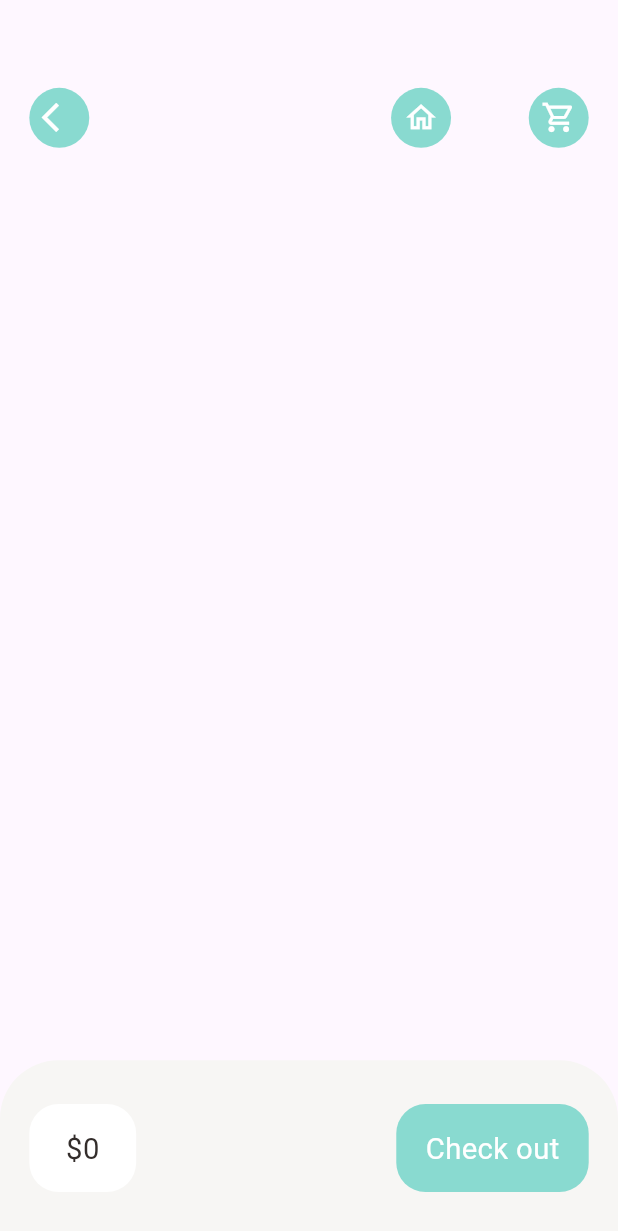
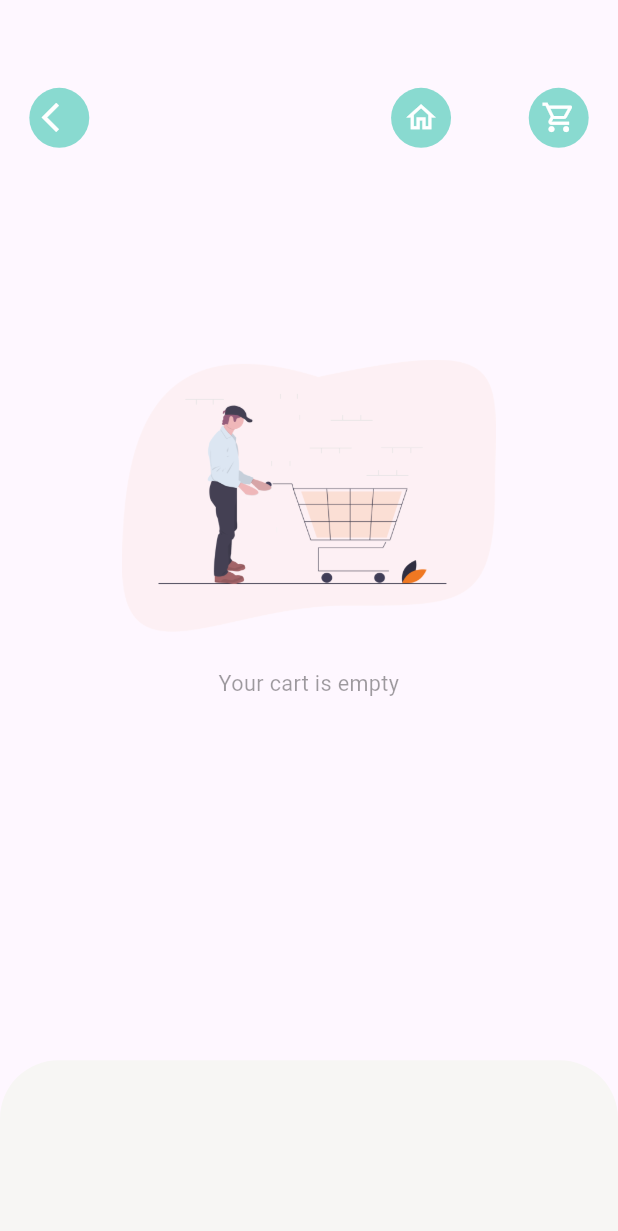
Before and after one commit to rhromets/food_delivery_gj, a Flutter app: the CartPage screen opened by its route, on a phone screen of 412 x 824 dp. Shown: the top 1231 px of the screen. Run offline on Flutter 3.47's test engine with Material 3 defaults, Android fonts, the phone set to English and light mode, and no system bars; our stand-ins replace dots_indicator, get, shared_preferences; accounts and stored records are empty; network calls fail.

Commit message:
fix: add an empty state of cart page

```diff
--- /dev/null
+++ b/lib/base/no_data_page.dart
@@ -0,0 +1,37 @@
+import 'package:flutter/material.dart';
+
+class NoDataPage extends StatelessWidget {
+  final String text;
+  final String imgPath;
+  const NoDataPage({
+    super.key,
+    required this.text,
+    this.imgPath = 'assets/images/empty_cart.png',
+  });
+
+  @override
+  Widget build(BuildContext context) {
+    return Column(
+      mainAxisAlignment: MainAxisAlignment.center,
+      crossAxisAlignment: CrossAxisAlignment.stretch,
+      children: [
+        Image.asset(
+          imgPath,
+          height: MediaQuery.of(context).size.height * 0.22,
+          width: MediaQuery.of(context).size.width * 0.22,
+        ),
+        SizedBox(
+          height: MediaQuery.of(context).size.height * 0.03,
+        ),
+        Text(
+          text,
+          style: TextStyle(
+            fontSize: MediaQuery.of(context).size.height * 0.0175,
+            color: Theme.of(context).disabledColor,
+          ),
+          textAlign: TextAlign.center,
+        ),
+      ],
+    );
+  }
+}
--- a/lib/pages/cart/cart_page.dart
+++ b/lib/pages/cart/cart_page.dart
@@ -1,4 +1,5 @@
 import 'package:flutter/material.dart';
+import 'package:food_delivery_gj/base/no_data_page.dart';
 import 'package:food_delivery_gj/controllers/cart_controller.dart';
 import 'package:food_delivery_gj/controllers/popular_product_controller.dart';
 import 'package:food_delivery_gj/controllers/recommended_product_controller.dart';
@@ -52,7 +53,82 @@ class CartPage extends StatelessWidget {
               ],
             ),
           ),
-          Positioned(
+          GetBuilder<CartController>(
+            builder: (cartController) {
+              return cartController.getItems.isNotEmpty
+                  ? _cartPageBody(context)
+                  : const NoDataPage(text: 'Your cart is empty');
+            },
+          ),
+        ],
+      ),
+      bottomNavigationBar:
+          GetBuilder<CartController>(builder: (cartController) {
+        return Container(
+          height: Dimensions.bottomHeightBar,
+          padding: EdgeInsets.symmetric(
+            vertical: Dimensions.height30,
+            horizontal: Dimensions.width20,
+          ),
+          decoration: BoxDecoration(
+            color: AppColors.buttonBackgroundColor,
+            borderRadius: BorderRadius.only(
+              topLeft: Radius.circular(Dimensions.radius20 * 2),
+              topRight: Radius.circular(Dimensions.radius20 * 2),
+            ),
+          ),
+          child: cartController.getItems.isNotEmpty
+              ? Row(
+                  mainAxisAlignment: MainAxisAlignment.spaceBetween,
+                  children: [
+                    Container(
+                      padding: EdgeInsets.symmetric(
+                        vertical: Dimensions.height10 + 6,
+                        horizontal: Dimensions.width20,
+                      ),
+                      decoration: BoxDecoration(
+                        borderRadius:
+                            BorderRadius.circular(Dimensions.radius20),
+                        color: Colors.white,
+                      ),
+                      child: Row(
+                        children: [
+                          SizedBox(width: Dimensions.width10 / 2),
+                          BigText(text: '\$${cartController.totalAmount}'),
+                          SizedBox(width: Dimensions.width10 / 2),
+                        ],
+                      ),
+                    ),
+                    GestureDetector(
+                      onTap: () {
+                        cartController.addToHistory();
+                      },
+                      child: Container(
+                        padding: EdgeInsets.symmetric(
+                          vertical: Dimensions.height10 + 6,
+                          horizontal: Dimensions.width20,
+                        ),
+                        decoration: BoxDecoration(
+                          borderRadius:
+                              BorderRadius.circular(Dimensions.radius20),
+                          color: AppColors.mainColor,
+                        ),
+                        child: const BigText(
+                          text: 'Check out',
+                          color: Colors.white,
+                        ),
+                      ),
+                    ),
+                  ],
+                )
+              : const SizedBox(),
+        );
+      }),
+    );
+  }
+
+  Positioned _cartPageBody(BuildContext context) {
+    return Positioned(
       top: Dimensions.height20 * 5,
       left: Dimensions.width20,
       right: Dimensions.width20,
@@ -84,8 +160,8 @@ class CartPage extends StatelessWidget {
                                 Get.toNamed(RouteHelper.getPopularFood(
                                     popularIndex, 'cartPage'));
                               } else {
-                                      var recommendedIndex = Get.find<
-                                              RecommendedProductController>()
+                                var recommendedIndex =
+                                    Get.find<RecommendedProductController>()
                                         .recommendedProductList
                                         .indexOf(cartList[index].product!);
                                 if (recommendedIndex < 0) {
@@ -96,8 +172,7 @@ class CartPage extends StatelessWidget {
                                     colorText: Colors.white,
                                   );
                                 } else {
-                                        Get.toNamed(
-                                            RouteHelper.getRecommendedFood(
+                                  Get.toNamed(RouteHelper.getRecommendedFood(
                                       recommendedIndex, 'cart-page'));
                                 }
                               }
@@ -113,8 +188,8 @@ class CartPage extends StatelessWidget {
                                   image: NetworkImage(
                                       '${AppConstants.BASE_URL}${AppConstants.UPLOAD_URL}${cartController.getItems[index].img}'),
                                 ),
-                                      borderRadius: BorderRadius.circular(
-                                          Dimensions.radius20),
+                                borderRadius:
+                                    BorderRadius.circular(Dimensions.radius20),
                                 color: Colors.white,
                               ),
                             ),
@@ -126,8 +201,7 @@ class CartPage extends StatelessWidget {
                             child: SizedBox(
                               height: Dimensions.height20 * 5,
                               child: Column(
-                                      crossAxisAlignment:
-                                          CrossAxisAlignment.start,
+                                crossAxisAlignment: CrossAxisAlignment.start,
                                 mainAxisAlignment:
                                     MainAxisAlignment.spaceEvenly,
                                 children: [
@@ -148,13 +222,11 @@ class CartPage extends StatelessWidget {
                                       ),
                                       Container(
                                         padding: EdgeInsets.symmetric(
-                                                vertical:
-                                                    Dimensions.height10 / 2,
+                                          vertical: Dimensions.height10 / 2,
                                           horizontal: Dimensions.width10,
                                         ),
                                         decoration: BoxDecoration(
-                                                borderRadius:
-                                                    BorderRadius.circular(
+                                          borderRadius: BorderRadius.circular(
                                               Dimensions.radius20),
                                           color: Colors.white,
                                         ),
@@ -163,36 +235,27 @@ class CartPage extends StatelessWidget {
                                             GestureDetector(
                                               onTap: () {
                                                 cartController.addItem(
-                                                          cartList[index]
-                                                              .product!,
+                                                    cartList[index].product!,
                                                     -1);
                                               },
-                                                    child: const Icon(
-                                                        Icons.remove,
-                                                        color: AppColors
-                                                            .singColor),
+                                              child: const Icon(Icons.remove,
+                                                  color: AppColors.singColor),
                                             ),
                                             SizedBox(
-                                                      width:
-                                                          Dimensions.width10 /
-                                                              2),
+                                                width: Dimensions.width10 / 2),
                                             BigText(
                                                 text:
                                                     '${cartList[index].quantity}'),
                                             SizedBox(
-                                                      width:
-                                                          Dimensions.width10 /
-                                                              2),
+                                                width: Dimensions.width10 / 2),
                                             GestureDetector(
                                               onTap: () {
                                                 cartController.addItem(
-                                                          cartList[index]
-                                                              .product!,
+                                                    cartList[index].product!,
                                                     1);
                                               },
                                               child: const Icon(Icons.add,
-                                                        color: AppColors
-                                                            .singColor),
+                                                  color: AppColors.singColor),
                                             ),
                                           ],
                                         ),
@@ -211,67 +274,6 @@ class CartPage extends StatelessWidget {
           ),
         ),
       ),
-          ),
-        ],
-      ),
-      bottomNavigationBar:
-          GetBuilder<CartController>(builder: (cartController) {
-        return Container(
-          height: Dimensions.bottomHeightBar,
-          padding: EdgeInsets.symmetric(
-            vertical: Dimensions.height30,
-            horizontal: Dimensions.width20,
-          ),
-          decoration: BoxDecoration(
-            color: AppColors.buttonBackgroundColor,
-            borderRadius: BorderRadius.only(
-              topLeft: Radius.circular(Dimensions.radius20 * 2),
-              topRight: Radius.circular(Dimensions.radius20 * 2),
-            ),
-          ),
-          child: Row(
-            mainAxisAlignment: MainAxisAlignment.spaceBetween,
-            children: [
-              Container(
-                padding: EdgeInsets.symmetric(
-                  vertical: Dimensions.height10 + 6,
-                  horizontal: Dimensions.width20,
-                ),
-                decoration: BoxDecoration(
-                  borderRadius: BorderRadius.circular(Dimensions.radius20),
-                  color: Colors.white,
-                ),
-                child: Row(
-                  children: [
-                    SizedBox(width: Dimensions.width10 / 2),
-                    BigText(text: '\$${cartController.totalAmount}'),
-                    SizedBox(width: Dimensions.width10 / 2),
-                  ],
-                ),
-              ),
-              GestureDetector(
-                onTap: () {
-                  cartController.addToHistory();
-                },
-                child: Container(
-                  padding: EdgeInsets.symmetric(
-                    vertical: Dimensions.height10 + 6,
-                    horizontal: Dimensions.width20,
-                  ),
-                  decoration: BoxDecoration(
-                    borderRadius: BorderRadius.circular(Dimensions.radius20),
-                    color: AppColors.mainColor,
-                  ),
-                  child: const BigText(
-                    text: 'Check out',
-                    color: Colors.white,
-                  ),
-                ),
-              ),
-            ],
-          ),
-        );
-      }),
     );
   }
 }
--- a/lib/pages/food/popular_food_detail.dart
+++ b/lib/pages/food/popular_food_detail.dart
@@ -65,9 +65,7 @@ class PopularFoodDetail extends StatelessWidget {
                 GetBuilder<PopularProductController>(builder: (controller) {
                   return GestureDetector(
                     onTap: () {
-                      if (controller.totalItems >= 1) {
-                        Get.toNamed(RouteHelper.getCartPage());
-                      }
+                      Get.toNamed(RouteHelper.getCartPage());
                     },
                     child: Stack(
                       children: [
--- a/lib/pages/food/recommended_food_detail.dart
+++ b/lib/pages/food/recommended_food_detail.dart
@@ -49,9 +49,7 @@ class RecommendedFoodDetail extends StatelessWidget {
                 GetBuilder<PopularProductController>(builder: (controller) {
                   return GestureDetector(
                     onTap: () {
-                      if (controller.totalItems >= 1) {
-                        Get.toNamed(RouteHelper.getCartPage());
-                      }
+                      Get.toNamed(RouteHelper.getCartPage());
                     },
                     child: Stack(
                       children: [
```
Lines whose indentation alone changed are shown as unchanged.
